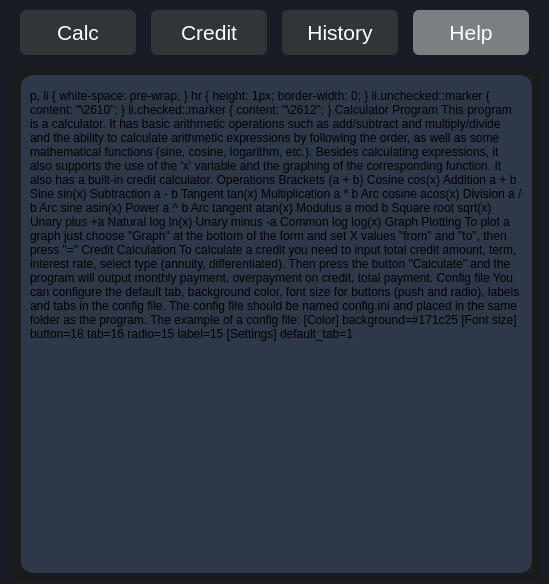
This is src/s21_view.ui in AlexeyGordiychenko/scp_smartcalc_v3 as Qt 5 draws it before an edit. The edited form follows.
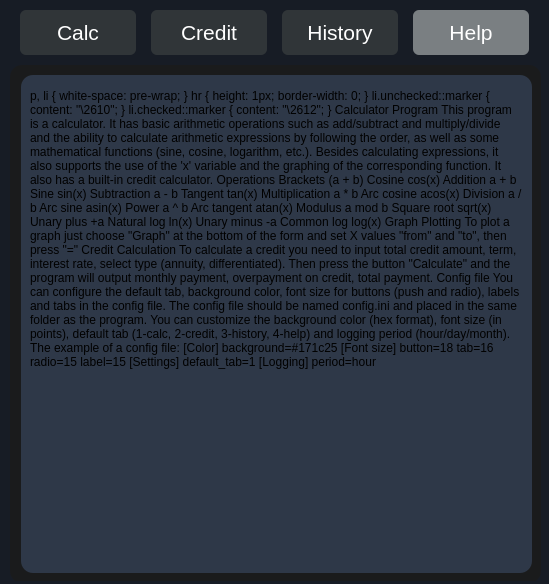
This is the edited form.

Commit message: UI: Add logging info to the help section

```diff
--- a/src/s21_view.ui
+++ b/src/s21_view.ui
@@ -1883,7 +1883,9 @@
 &lt;h2 style=&quot; margin-top:16px; margin-bottom:12px; margin-left:0px; margin-right:0px; -qt-block-indent:0; text-indent:0px;&quot;&gt;&lt;span style=&quot; font-size:x-large; font-weight:700;&quot;&gt;Credit Calculation&lt;/span&gt;&lt;/h2&gt;
 &lt;p style=&quot; margin-top:12px; margin-bottom:12px; margin-left:0px; margin-right:0px; -qt-block-indent:0; text-indent:0px;&quot;&gt;&lt;span style=&quot; color:#ffffff;&quot;&gt;To calculate a credit you need to input total credit amount, term, interest rate, select type (annuity, differentiated). Then press the button &amp;quot;Calculate&amp;quot; and the program will output monthly payment, overpayment on credit, total payment. &lt;/span&gt;&lt;/p&gt;
 &lt;h2 style=&quot; margin-top:16px; margin-bottom:12px; margin-left:0px; margin-right:0px; -qt-block-indent:0; text-indent:0px;&quot;&gt;&lt;span style=&quot; font-size:x-large; font-weight:700;&quot;&gt;Config file&lt;/span&gt;&lt;/h2&gt;
-&lt;p style=&quot; margin-top:12px; margin-bottom:12px; margin-left:0px; margin-right:0px; -qt-block-indent:0; text-indent:0px;&quot;&gt;&lt;span style=&quot; color:#ffffff;&quot;&gt;You can configure the default tab, background color, font size for buttons (push and radio), labels and tabs in the config file. The config file should be named config.ini and placed in the same folder as the program. The example of a config file:&lt;br /&gt;&lt;/span&gt;&lt;/p&gt;
+&lt;p style=&quot; margin-top:12px; margin-bottom:12px; margin-left:0px; margin-right:0px; -qt-block-indent:0; text-indent:0px;&quot;&gt;&lt;span style=&quot; color:#ffffff;&quot;&gt;You can configure the default tab, background color, font size for buttons (push and radio), labels and tabs in the config file. The config file should be named config.ini and placed in the same folder as the program.&lt;/span&gt;&lt;/p&gt;
+&lt;p style=&quot; margin-top:12px; margin-bottom:12px; margin-left:0px; margin-right:0px; -qt-block-indent:0; text-indent:0px;&quot;&gt;&lt;span style=&quot; color:#ffffff;&quot;&gt;You can customize the background color (hex format), font size (in points), default tab (1-calc, 2-credit, 3-history, 4-help) and logging period (hour/day/month).&lt;/span&gt;&lt;/p&gt;
+&lt;p style=&quot; margin-top:12px; margin-bottom:12px; margin-left:0px; margin-right:0px; -qt-block-indent:0; text-indent:0px;&quot;&gt;&lt;span style=&quot; color:#ffffff;&quot;&gt;The example of a config file:&lt;/span&gt;&lt;/p&gt;
 &lt;p style=&quot; margin-top:0px; margin-bottom:0px; margin-left:0px; margin-right:0px; -qt-block-indent:0; text-indent:0px;&quot;&gt;&lt;span style=&quot; color:#ffffff;&quot;&gt;[Color]&lt;/span&gt;&lt;/p&gt;
 &lt;p style=&quot; margin-top:0px; margin-bottom:0px; margin-left:0px; margin-right:0px; -qt-block-indent:0; text-indent:0px;&quot;&gt;&lt;span style=&quot; color:#ffffff;&quot;&gt;background=#171c25&lt;/span&gt;&lt;/p&gt;
 &lt;p style=&quot; margin-top:0px; margin-bottom:0px; margin-left:0px; margin-right:0px; -qt-block-indent:0; text-indent:0px;&quot;&gt;&lt;span style=&quot; color:#ffffff;&quot;&gt;[Font size]&lt;/span&gt;&lt;/p&gt;
@@ -1892,7 +1894,11 @@
 &lt;p style=&quot; margin-top:0px; margin-bottom:0px; margin-left:0px; margin-right:0px; -qt-block-indent:0; text-indent:0px;&quot;&gt;&lt;span style=&quot; color:#ffffff;&quot;&gt;radio=15&lt;/span&gt;&lt;/p&gt;
 &lt;p style=&quot; margin-top:0px; margin-bottom:0px; margin-left:0px; margin-right:0px; -qt-block-indent:0; text-indent:0px;&quot;&gt;&lt;span style=&quot; color:#ffffff;&quot;&gt;label=15&lt;/span&gt;&lt;/p&gt;
 &lt;p style=&quot; margin-top:0px; margin-bottom:0px; margin-left:0px; margin-right:0px; -qt-block-indent:0; text-indent:0px;&quot;&gt;&lt;span style=&quot; color:#ffffff;&quot;&gt;[Settings]&lt;/span&gt;&lt;/p&gt;
-&lt;p style=&quot; margin-top:0px; margin-bottom:0px; margin-left:0px; margin-right:0px; -qt-block-indent:0; text-indent:0px;&quot;&gt;&lt;span style=&quot; color:#ffffff;&quot;&gt;default_tab=1&lt;/span&gt;&lt;/p&gt;&lt;/body&gt;&lt;/html&gt;</string>
+&lt;p style=&quot; margin-top:0px; margin-bottom:0px; margin-left:0px; margin-right:0px; -qt-block-indent:0; text-indent:0px;&quot;&gt;&lt;span style=&quot; color:#ffffff;&quot;&gt;default_tab=1&lt;/span&gt;&lt;/p&gt;
+&lt;p style=&quot; margin-top:0px; margin-bottom:0px; margin-left:0px; margin-right:0px; -qt-block-indent:0; text-indent:0px;&quot;&gt;&lt;span style=&quot; color:#ffffff;&quot;&gt;[Logging]&lt;/span&gt;&lt;/p&gt;
+&lt;p style=&quot; margin-top:0px; margin-bottom:0px; margin-left:0px; margin-right:0px; -qt-block-indent:0; text-indent:0px;&quot;&gt;&lt;span style=&quot; color:#ffffff;&quot;&gt;period=hour&lt;/span&gt;&lt;/p&gt;
+&lt;p style=&quot;-qt-paragraph-type:empty; margin-top:0px; margin-bottom:0px; margin-left:0px; margin-right:0px; -qt-block-indent:0; text-indent:0px; color:#ffffff;&quot;&gt;&lt;br /&gt;&lt;/p&gt;
+&lt;p style=&quot;-qt-paragraph-type:empty; margin-top:0px; margin-bottom:0px; margin-left:0px; margin-right:0px; -qt-block-indent:0; text-indent:0px;&quot;&gt;&lt;br /&gt;&lt;/p&gt;&lt;/body&gt;&lt;/html&gt;</string>
         </property>
        </widget>
       </widget>
```
